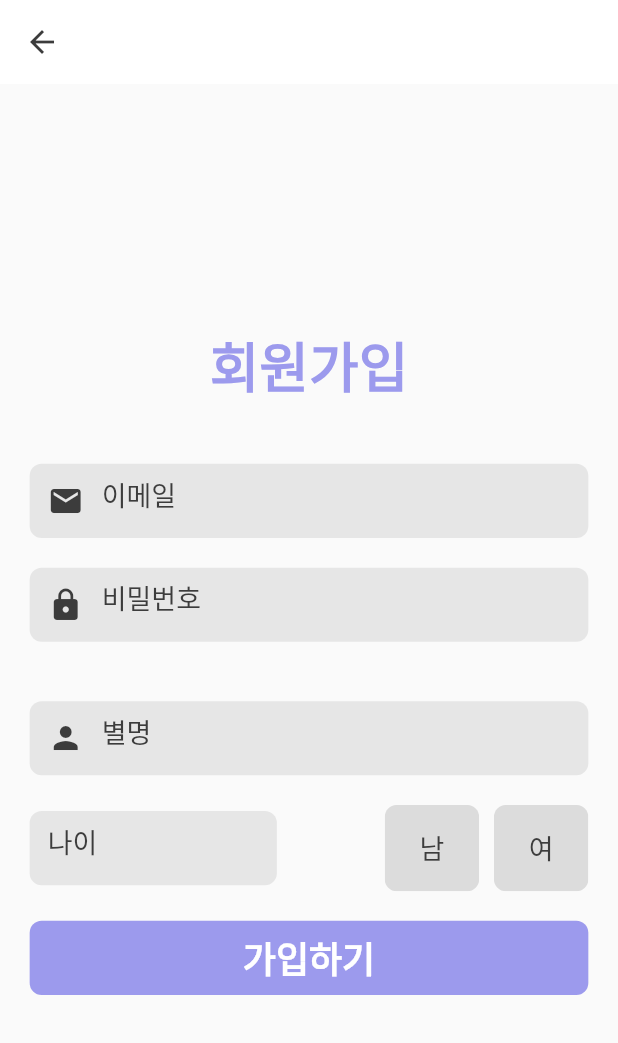
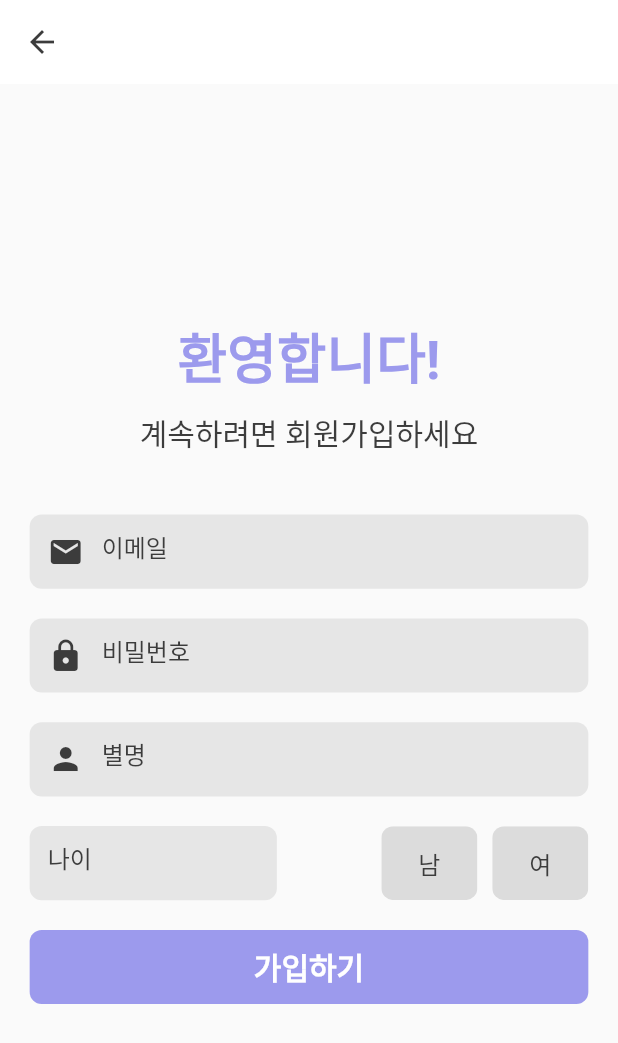
Before and after one commit to grden/three-colors-frontend, a Flutter app: the screen it shows after launch, after a tap on "회원가입", on a phone screen of 412 x 824 dp. Shown: the top 1043 px of the screen. Run offline on Flutter 3.47's test engine with Material 2 defaults, Android fonts, the light colour scheme and no system bars; our stand-ins replace flutter_rating_bar, gradient_borders.

Commit message:
new commit

```diff
--- a/lib/screen/screen_login.dart
+++ b/lib/screen/screen_login.dart
@@ -33,11 +33,11 @@ class LoginScreen extends StatelessWidget {
                     height: width * 0.024,
                   ),
                   Text(
-                    "로그인하세요",
+                    "계속하려면 로그인하세요",
                     style: TextStyle(
-                        fontSize: 18,
-                        fontWeight: FontWeight.bold,
-                        color: Theme.of(context).colorScheme.surface),
+                        fontSize: 20,
+                        //fontWeight: FontWeight.bold,
+                        color: Theme.of(context).colorScheme.background),
                   ),
                   SizedBox(
                     height: width * 0.096,
@@ -51,7 +51,7 @@ class LoginScreen extends StatelessWidget {
                               color: Theme.of(context).colorScheme.background),
                           hintText: '이메일',
                           hintStyle: TextStyle(
-                            fontSize: 18,
+                            fontSize: 16,
                             color: Theme.of(context).colorScheme.background,
                           ),
                           border: OutlineInputBorder(
@@ -75,7 +75,7 @@ class LoginScreen extends StatelessWidget {
                               color: Theme.of(context).colorScheme.background),
                           hintText: '비밀번호',
                           hintStyle: TextStyle(
-                            fontSize: 18,
+                            fontSize: 16,
                             color: Theme.of(context).colorScheme.background,
                           ),
                           border: OutlineInputBorder(
@@ -109,18 +109,20 @@ class LoginScreen extends StatelessWidget {
                       child: const Text(
                         '로그인',
                         style: TextStyle(
-                            fontSize: 24, fontWeight: FontWeight.bold),
+                          fontSize: 20,
+                          fontWeight: FontWeight.bold,
+                        ),
                       ),
                     ),
                   ),
-                  SizedBox(height: width * 0.024),
+                  SizedBox(height: width * 0.012),
                   Row(
                     mainAxisAlignment: MainAxisAlignment.end,
                     children: [
                       Text(
                         "아직 계정이 없으신가요?",
                         style: TextStyle(
-                            fontSize: 18,
+                            fontSize: 16,
                             color: Theme.of(context).colorScheme.surface),
                       ),
                       TextButton(
@@ -135,7 +137,7 @@ class LoginScreen extends StatelessWidget {
                           "회원가입",
                           textAlign: TextAlign.end,
                           style: TextStyle(
-                              fontSize: 18,
+                              fontSize: 16,
                               //fontWeight: FontWeight.bold,
                               color: Theme.of(context).colorScheme.background),
                         ),
--- a/lib/screen/screen_register.dart
+++ b/lib/screen/screen_register.dart
@@ -1,4 +1,5 @@
 import 'package:flutter/material.dart';
+import 'package:three_colors/screen/screen_home.dart';
 
 class RegisterScreen extends StatefulWidget {
   const RegisterScreen({super.key});
@@ -35,11 +36,21 @@ class _RegisterScreenState extends State<RegisterScreen> {
               mainAxisAlignment: MainAxisAlignment.center,
               children: [
                 Text(
-                  "회원가입",
+                  "환영합니다!",
                   style: TextStyle(
                       fontSize: 36,
                       fontWeight: FontWeight.bold,
                       color: Theme.of(context).colorScheme.secondary),
+                ),
+                SizedBox(
+                  height: width * 0.024,
+                ),
+                Text(
+                  "계속하려면 회원가입하세요",
+                  style: TextStyle(
+                      fontSize: 20,
+                      //fontWeight: FontWeight.bold,
+                      color: Theme.of(context).colorScheme.background),
                 ),
                 SizedBox(
                   height: width * 0.096,
@@ -54,7 +65,7 @@ class _RegisterScreenState extends State<RegisterScreen> {
                             color: Theme.of(context).colorScheme.background),
                         hintText: '이메일',
                         hintStyle: TextStyle(
-                          fontSize: 18,
+                          fontSize: 16,
                           color: Theme.of(context).colorScheme.background,
                         ),
                         border: OutlineInputBorder(
@@ -78,7 +89,7 @@ class _RegisterScreenState extends State<RegisterScreen> {
                             color: Theme.of(context).colorScheme.background),
                         hintText: '비밀번호',
                         hintStyle: TextStyle(
-                          fontSize: 18,
+                          fontSize: 16,
                           color: Theme.of(context).colorScheme.background,
                         ),
                         border: OutlineInputBorder(
@@ -91,18 +102,17 @@ class _RegisterScreenState extends State<RegisterScreen> {
                             .withOpacity(0.6)),
                   ),
                 ),
-                SizedBox(height: width * 0.096),
+                SizedBox(height: width * 0.048),
                 SizedBox(
                   width: constraints.maxWidth,
                   height: width * 0.12,
                   child: TextFormField(
-                    obscureText: true,
                     decoration: InputDecoration(
                         prefixIcon: Icon(Icons.person,
                             color: Theme.of(context).colorScheme.background),
                         hintText: '별명',
                         hintStyle: TextStyle(
-                          fontSize: 18,
+                          fontSize: 16,
                           color: Theme.of(context).colorScheme.background,
                         ),
                         border: OutlineInputBorder(
@@ -123,11 +133,10 @@ class _RegisterScreenState extends State<RegisterScreen> {
                       width: constraints.maxWidth * 0.4,
                       height: width * 0.12,
                       child: TextField(
-                        obscureText: true,
                         decoration: InputDecoration(
                             hintText: '나이',
                             hintStyle: TextStyle(
-                              fontSize: 18,
+                              fontSize: 16,
                               color: Theme.of(context).colorScheme.background,
                             ),
                             border: OutlineInputBorder(
@@ -150,11 +159,11 @@ class _RegisterScreenState extends State<RegisterScreen> {
                           return ChoiceChip(
                             label: SizedBox(
                                 width: constraints.maxWidth * 0.1,
-                                height: width * 0.12,
+                                height: width * 0.10,
                                 child: Center(child: Text(_sexList[index]))),
                             labelStyle: TextStyle(
                               color: Theme.of(context).colorScheme.background,
-                              fontSize: 18,
+                              fontSize: 16,
                             ),
                             selected: _selectedIndex == index,
                             onSelected: (bool selected) {
@@ -181,11 +190,18 @@ class _RegisterScreenState extends State<RegisterScreen> {
                       backgroundColor: Theme.of(context).colorScheme.secondary,
                       elevation: 0,
                     ),
-                    onPressed: () {},
+                    onPressed: () {
+                      Navigator.push(
+                          context,
+                          MaterialPageRoute(
+                              builder: (context) => const HomeScreen()));
+                    },
                     child: const Text(
                       '가입하기',
-                      style:
-                          TextStyle(fontSize: 24, fontWeight: FontWeight.bold),
+                      style: TextStyle(
+                        fontSize: 20,
+                        fontWeight: FontWeight.bold,
+                      ),
                     ),
                   ),
                 ),
--- a/pubspec.yaml
+++ b/pubspec.yaml
@@ -32,11 +32,14 @@ dependencies:
     sdk: flutter
   flutter_rating_bar: ^4.0.1
   gradient_borders: ^1.0.0
+  dropdown_button2: ^2.3.9
+  google_maps_flutter: ^2.3.0
 
 
   # The following adds the Cupertino Icons font to your application.
   # Use with the CupertinoIcons class for iOS style icons.
   cupertino_icons: ^1.0.2
+  intl: ^0.18.1
 
 dev_dependencies:
   flutter_test:
```
Also changed, not shown: lib/screen/screen_report.dart (added, +78 -0 lines), lib/screen/screen_room.dart (+76 -2 lines), lib/screen/screen_user.dart (+8 -1 lines), lib/widget/google_map.dart (added, +39 -0 lines), pubspec.lock, 6 other files.
